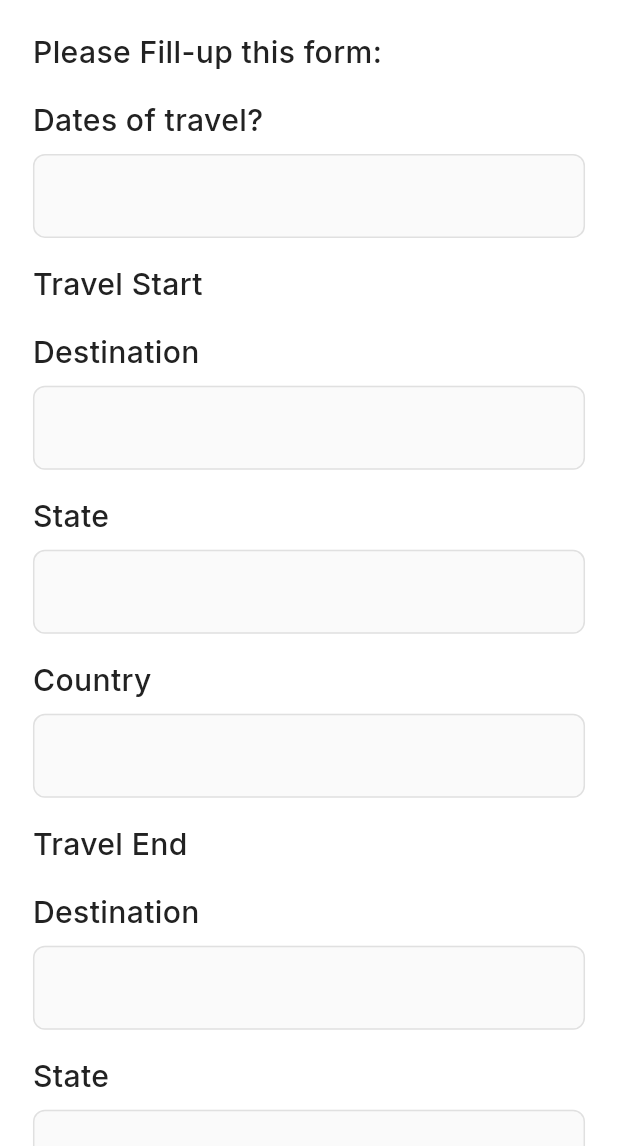
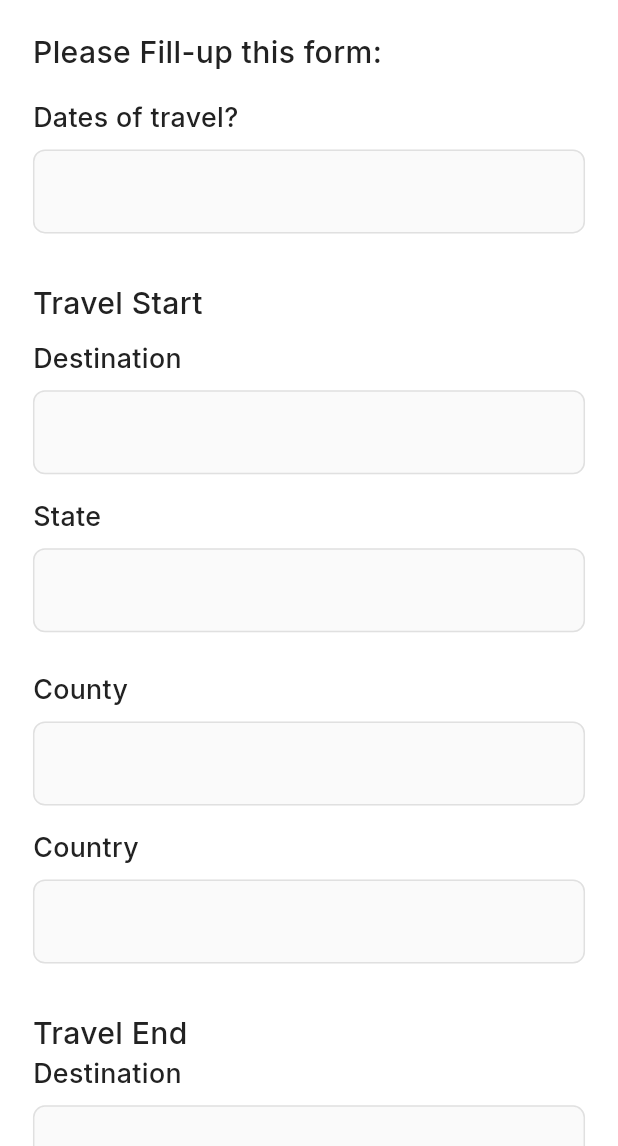
Before and after one commit to bdCalling-Sdt-hub/trade_app, a Flutter app: the PreApprovalQuestion3Screen screen opened by its route, on a phone screen of 412 x 824 dp, the part 90-1236 px from its top. Run offline on Flutter 3.47's test engine with Material 3 defaults, Android fonts, the phone set to English and light mode, and no system bars; our stand-ins replace cached_network_image, carousel_slider, connectivity_plus, country_picker, flutter_rating_bar, flutter_screenutil and 10 more; accounts and stored records are empty; network calls fail; project files that could hold a hidden picture were left out.

```diff
--- a/lib/utils/app_colors/app_colors.dart
+++ b/lib/utils/app_colors/app_colors.dart
@@ -4,6 +4,7 @@ class AppColors {
   static const Color white = Color(0xffFFFFFF);
   static const Color titleBlack = Color(0xff222222);
   static const Color blue50 = Color(0xffEBF1FE);
+  static const Color bySwapping = Color(0xff464646);
   ///<===================== blue ==========================>
   static const Color blue100 = Color(0xffc0d4fb);
   static const Color blue200 = Color(0xffa2c0f9);
--- a/lib/view/components/custom_from_card/custom_from_card.dart
+++ b/lib/view/components/custom_from_card/custom_from_card.dart
@@ -32,11 +32,13 @@ class CustomFromCard extends StatelessWidget {
       crossAxisAlignment: CrossAxisAlignment.start,
       children: [
         CustomText(
+          textAlign: TextAlign.start,
           color: AppColors.black500,
           text: title,
           fontWeight: FontWeight.w500,
           fontSize: 16.sp,
           bottom: 8.h,
+          maxLines: 2,
         ),
         CustomTextField(
           validator: validator,
--- a/lib/view/screens/my_membership_screen/points_earn_screen/points_earn_screen.dart
+++ b/lib/view/screens/my_membership_screen/points_earn_screen/points_earn_screen.dart
@@ -36,6 +36,7 @@ final MembershipController membershipController = Get.find<MembershipController>
               children: [
                 ///=======================Total points=============
                 CustomDetailContainer(
+                  isBorder: true,
                     color: AppColors.white200,
                     child: Row(
                       children: [
@@ -84,7 +85,7 @@ final MembershipController membershipController = Get.find<MembershipController>
                                   text: item['action']!,
                                   fontWeight: FontWeight.w500,
                                   fontSize: 14,
-                                  color: AppColors.black500,
+                                  color: AppColors.bySwapping,
                                 ),
                                 CustomText(
                                   text: item['date']!,
@@ -105,7 +106,7 @@ final MembershipController membershipController = Get.find<MembershipController>
                       ),
                     );
                   }),
-                )
+                ),
               ],
             ),
           )),
--- a/lib/view/screens/profile_screen/profile_screen.dart
+++ b/lib/view/screens/profile_screen/profile_screen.dart
@@ -52,14 +52,14 @@ class ProfileScreen extends StatelessWidget {
                 children: [
                   CustomText(
                     text: AppStrings.membershipStatus.tr,
-                    fontWeight: FontWeight.w600,
-                    fontSize: 18,
+                    fontWeight: FontWeight.w500,
+                    fontSize: 12,
                     color: AppColors.black200,
                   ),
                   CustomText(
                     text: 'Gold'.tr,
-                    fontWeight: FontWeight.w600,
-                    fontSize: 18,
+                    fontWeight: FontWeight.w500,
+                    fontSize: 12,
                     color: AppColors.black200,
                   ),
                 ],
--- a/lib/view/screens/questions/pre_approval_question2/pre_approval_question2_screen.dart
+++ b/lib/view/screens/questions/pre_approval_question2/pre_approval_question2_screen.dart
@@ -6,18 +6,16 @@ import 'package:trade_app/utils/app_colors/app_colors.dart';
 import 'package:trade_app/utils/app_icons/app_icons.dart';
 import 'package:trade_app/utils/app_strings/app_strings.dart';
 import 'package:trade_app/view/components/custom_app_bar/custom_app_bar.dart';
+import 'package:trade_app/view/components/custom_from_card/custom_from_card.dart';
 import 'package:trade_app/view/components/custom_image/custom_image.dart';
 import 'package:trade_app/view/components/custom_radio_button/custom_radio_button.dart';
 import 'package:trade_app/view/components/custom_text/custom_text.dart';
-import 'package:trade_app/view/screens/membership_package/package_controller.dart';
 
 class PreApprovalQuestion2Screen extends StatelessWidget {
   const PreApprovalQuestion2Screen({super.key});
 
   @override
   Widget build(BuildContext context) {
-    ScreenUtil.init(context, designSize: const Size(375, 812));
-    final PackageController controller = Get.find<PackageController>();
     final RxInt selectedPets = 0.obs;
     final RxInt selectedChildren = 0.obs;
     final RxInt one = 0.obs;
@@ -26,6 +24,7 @@ class PreApprovalQuestion2Screen extends StatelessWidget {
 
     return Scaffold(
       backgroundColor: AppColors.white,
+      ///========================question 2================
       appBar: CustomAppBar(
         appBarContent: AppStrings.preApprovalQuestions.tr,
       ),
@@ -107,9 +106,14 @@ class PreApprovalQuestion2Screen extends StatelessWidget {
                   onOptionChanged: (index) {
                     selectedChildren.value = index;
                   },
-                ),CustomRadioButton(
+                ),
+                CustomFromCard(
+                  isMaxLine: true,
+                    title: 'What do you want to swap and for how long?',
+                    controller:TextEditingController()),
+                CustomRadioButton(
                   title: 'Do you want to arrive on departure or depart on arrival?',
-                  options: ['Yes', 'No'],
+                  options: ['Arrive on departure', 'Depart on arrival '],
                   selectedOption: three.value,
                   onOptionChanged: (index) {
                     three.value = index;
--- a/lib/view/screens/questions/pre_approval_question3/pre_approval_question3_screen.dart
+++ b/lib/view/screens/questions/pre_approval_question3/pre_approval_question3_screen.dart
@@ -1,133 +1,143 @@
 import 'package:flutter/material.dart';
 import 'package:flutter_screenutil/flutter_screenutil.dart';
 import 'package:get/get.dart';
-import 'package:trade_app/core/app_routes/app_routes.dart';
 import 'package:trade_app/utils/app_colors/app_colors.dart';
-import 'package:trade_app/utils/app_icons/app_icons.dart';
 import 'package:trade_app/utils/app_strings/app_strings.dart';
 import 'package:trade_app/view/components/custom_app_bar/custom_app_bar.dart';
 import 'package:trade_app/view/components/custom_button/custom_button.dart';
-import 'package:trade_app/view/components/custom_image/custom_image.dart';
+import 'package:trade_app/view/components/custom_from_card/custom_from_card.dart';
+import 'package:trade_app/view/components/custom_radio_button/custom_radio_button.dart';
 import 'package:trade_app/view/components/custom_text/custom_text.dart';
-import 'package:trade_app/view/components/custom_text_field/custom_text_field.dart';
 import 'package:trade_app/view/screens/membership_package/package_controller.dart';
 import 'package:trade_app/view/screens/questions/inner/question_submit_pop.dart';
 
 class PreApprovalQuestion3Screen extends StatelessWidget {
   PreApprovalQuestion3Screen({super.key});
 
-  PackageController controller=Get.find<PackageController>();
+  final PackageController controller = Get.find<PackageController>();
+  final RxInt three = 0.obs;
+
   @override
   Widget build(BuildContext context) {
     return Scaffold(
       backgroundColor: AppColors.white,
-      ///============================ preApprovalQuestions =======================>
+
+      ///============================ Section 3 Appbar =======================>
       appBar: CustomAppBar(
         appBarContent: AppStrings.preApprovalQuestions.tr,
       ),
       body: SingleChildScrollView(
-        padding: EdgeInsets.symmetric(vertical: 16.h,horizontal: 20.w),
-        child: Column(
-          crossAxisAlignment: CrossAxisAlignment.start,
-          children: [
-            CustomText(text: AppStrings.pleaseFillUpThisForm.tr,fontSize: 18.h,fontWeight: FontWeight.w500,bottom: 16.h,),
+        padding: EdgeInsets.symmetric(vertical: 16.h, horizontal: 20.w),
+        child: Obx(() {
+          return Column(
+            crossAxisAlignment: CrossAxisAlignment.start,
+            children: [
+              CustomText(
+                text: AppStrings.pleaseFillUpThisForm.tr,
+                fontSize: 18.h,
+                fontWeight: FontWeight.w500,
+                bottom: 16.h,
+              ),
 
-            ///<================================= datesOfTravel ====================================>
-            CustomText(text: AppStrings.datesOfTravel.tr,fontSize: 18.h,fontWeight: FontWeight.w500,bottom: 8.h,),
-            CustomTextField(
-              textEditingController: controller.dateTravelController,
-              inputTextStyle: const TextStyle(color: AppColors.black500),
-              fillColor: AppColors.white200,
-              fieldBorderColor: AppColors.gray201,
-            ),
+              ///<================================= datesOfTravel ====================================>
 
-            SizedBox(height: 16.h,),
-            CustomText(text: AppStrings.travelStart.tr,fontSize: 18.h,fontWeight: FontWeight.w500,),
+              CustomFromCard(
+                  title: AppStrings.datesOfTravel,
+                  controller: controller.dateTravelController),
+              SizedBox(
+                height: 16.h,
+              ),
+              CustomText(
+                text: AppStrings.travelStart.tr,
+                fontSize: 18.h,
+                fontWeight: FontWeight.w500,
+                bottom: 10,
+              ),
 
-            ///<================================= destination ====================================>
-            CustomText(text: AppStrings.destination.tr,fontSize: 18.h,fontWeight: FontWeight.w500,bottom: 8.h,top: 16.h,),
-            CustomTextField(
-               textEditingController: controller.destinationStartController,
-              inputTextStyle: const TextStyle(color: AppColors.black500),
-              fillColor: AppColors.white200,
-              fieldBorderColor: AppColors.gray201,
-            ),
+              ///<================================= destination ====================================>
 
-            ///<================================= state ====================================>
-            CustomText(text: AppStrings.state.tr,fontSize: 18.h,fontWeight: FontWeight.w500,bottom: 8.h,top: 16.h,),
-            CustomTextField(
-              textEditingController: controller.stateStartController,
-              inputTextStyle: const TextStyle(color: AppColors.black500),
-              fillColor: AppColors.white200,
-              fieldBorderColor: AppColors.gray201,
-            ),
+              CustomFromCard(
+                  title: AppStrings.destination,
+                  controller: controller.destinationStartController),
 
-            ///<================================= country ====================================>
-            CustomText(text: AppStrings.country.tr,fontSize: 18.h,fontWeight: FontWeight.w500,bottom: 8.h,top: 16.h,),
-            CustomTextField(
-              textEditingController: controller.countryStartController,
-              inputTextStyle: const TextStyle(color: AppColors.black500),
-              fillColor: AppColors.white200,
-              fieldBorderColor: AppColors.gray201,
-            ),
+              ///<================================= state ====================================>
+              CustomFromCard(
+                  title: AppStrings.state,
+                  controller: controller.stateStartController),
+              SizedBox(
+                height: 10.h,
+              ),
 
-            CustomText(text: AppStrings.travelEnd.tr,fontSize: 18.h,fontWeight: FontWeight.w500,top: 16.h,),
+              ///=========================County================
+              CustomFromCard(
+                  title: AppStrings.county,
+                  controller: TextEditingController()),
 
-            ///<================================= destination ====================================>
-            CustomText(text: AppStrings.destination.tr,fontSize: 18.h,fontWeight: FontWeight.w500,bottom: 8.h,top: 16.h,),
-            CustomTextField(
-              textEditingController: controller.destinationEndController,
-              inputTextStyle: const TextStyle(color: AppColors.black500),
-              fillColor: AppColors.white200,
-              fieldBorderColor: AppColors.gray201,
-            ),
+              ///<================================= country ====================================>
+              CustomFromCard(
+                  title: AppStrings.country,
+                  controller: controller.countryStartController),
 
-            ///<================================= state ====================================>
-            CustomText(text: AppStrings.state.tr,fontSize: 18.h,fontWeight: FontWeight.w500,bottom: 8.h,top: 16.h,),
-            CustomTextField(
-              textEditingController: controller.stateEndController,
-              inputTextStyle: const TextStyle(color: AppColors.black500),
-              fillColor: AppColors.white200,
-              fieldBorderColor: AppColors.gray201,
-            ),
+              CustomText(
+                text: AppStrings.travelEnd.tr,
+                fontSize: 18.h,
+                fontWeight: FontWeight.w500,
+                top: 16.h,
+              ),
 
-            ///<================================= country ====================================>
-            CustomText(text: AppStrings.country.tr,fontSize: 18.h,fontWeight: FontWeight.w500,bottom: 8.h,top: 16.h,),
-            CustomTextField(
-              textEditingController: controller.countryEndController,
-              inputTextStyle: const TextStyle(color: AppColors.black500),
-              fillColor: AppColors.white200,
-              fieldBorderColor: AppColors.gray201,
-            ),
+              ///<================================= destination ====================================>
+              CustomFromCard(
+                  title: AppStrings.destination,
+                  controller: controller.destinationEndController),
 
-            ///<================================= profession ====================================>
-            CustomText(text: AppStrings.profession.tr,fontSize: 18.h,fontWeight: FontWeight.w500,bottom: 8.h,top: 16.h,),
-            CustomTextField(
-              textEditingController: controller.professionController,
-              inputTextStyle: const TextStyle(color: AppColors.black500),
-              fillColor: AppColors.white200,
-              fieldBorderColor: AppColors.gray201,
-            ),
+              ///<================================= state ====================================>
+              CustomFromCard(
+                  title: AppStrings.state,
+                  controller: controller.stateEndController),
+              SizedBox(
+                height: 10.h,
+              ),
 
-            ///<================================= whatYourReligion ====================================>
-            CustomText(text: AppStrings.whatYourReligion.tr,fontSize: 18.h,fontWeight: FontWeight.w500,bottom: 8.h,top: 16.h,),
-            CustomTextField(
-              textEditingController: controller.religionController,
-              inputTextStyle: const TextStyle(color: AppColors.black500),
-              fillColor: AppColors.white200,
-              fieldBorderColor: AppColors.gray201,
-            ),
+              ///=========================County================
+              CustomFromCard(
+                  title: AppStrings.county,
+                  controller: TextEditingController()),
 
-            SizedBox(height: 24.h,),
-            ///<================================= submit button ====================================>
-            CustomButton(onTap: (){
-              showDialog(context: context, builder: (index){
-                return QuestionSubmitPop();
-              });
-            },title: AppStrings.submit.tr,)
+              ///<================================= country ====================================>
+              CustomFromCard(
+                  title: AppStrings.country,
+                  controller: controller.countryEndController),
+              SizedBox(
+                height: 10.h,
+              ),
+              ///========================Purpose of travel?================
+              CustomRadioButton(
+                title: 'Purpose of travel?',
+                options: ['Business', 'Pleasure', 'Recreational'],
+                selectedOption: three.value,
+                onOptionChanged: (index) {
+                  three.value = index;
+                },
+              ),
 
-          ],
-        ),
+              SizedBox(
+                height: 24.h,
+              ),
+
+              ///<================================= submit button ====================================>
+              CustomButton(
+                onTap: () {
+                  showDialog(
+                      context: context,
+                      builder: (index) {
+                        return const QuestionSubmitPop();
+                      });
+                },
+                title: AppStrings.submit.tr,
+              )
+            ],
+          );
+        }),
       ),
     );
   }
```
